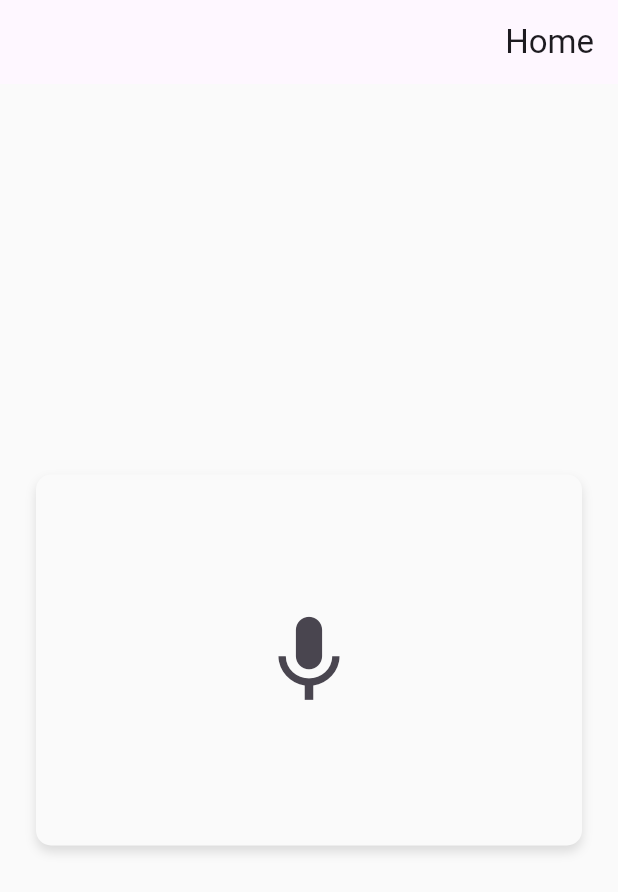
After one commit to iiShahad/mehyay, a Flutter app: the screen it shows once a user with an empty profile is signed in, after a tap on the "mic" icon, on a phone screen of 412 x 824 dp. The commit adds this screen. Shown: the top 892 px of the screen. Run offline on Flutter 3.47's test engine with Material 3 defaults, Android fonts, the phone set to English and light mode, and no system bars; our stand-ins replace cloud_firestore, firebase_auth, firebase_core, flutter_riverpod, fpdart, freezed_annotation and 2 more; accounts and stored records are empty; Roboto replaces fonts that are missing (Tajawal).

Commit message:
feat: implemented router

```diff
--- a/lib/auth/controllers/auth_controller.dart
+++ b/lib/auth/controllers/auth_controller.dart
@@ -1,3 +1,4 @@
+import 'package:firebase_auth/firebase_auth.dart';
 import 'package:flutter/material.dart';
 import 'package:flutter_riverpod/flutter_riverpod.dart';
 import 'package:mehyay/auth/models/user_model.dart';
@@ -11,6 +12,11 @@ final userProvider = StateProvider<UserModel?>((ref) {
 final authControllerProvider = Provider<AuthController>((ref) {
   return AuthController(
       authRepository: ref.watch(authRepositoryProvider), ref: ref);
+});
+
+final authStateChangeProvider = StreamProvider((ref) {
+  final authController = ref.watch(authControllerProvider);
+  return authController.authStateChange;
 });
 
 class AuthController {
@@ -45,6 +51,12 @@ class AuthController {
 
   void nextPage(int pageIndex) {
     authPageController.jumpToPage(pageIndex);
+  }
+
+  Stream<User?> get authStateChange => _authRepository.authStateChanges;
+
+  Future<UserModel> getUserData(String uid) async {
+    return await _authRepository.getUserData(uid);
   }
 
   void signUp(BuildContext context) async {
--- /dev/null
+++ b/lib/home/views/home_view.dart
@@ -0,0 +1,30 @@
+import 'package:flutter/material.dart';
+import 'package:flutter/widgets.dart';
+import 'package:mehyay/core/theme/palette.dart';
+
+class HomeView extends StatelessWidget {
+  const HomeView({super.key});
+
+  @override
+  Widget build(BuildContext context) {
+    return Scaffold(
+      appBar: AppBar(
+        title: const Text("Home"),
+      ),
+      body: Center(
+          child: Container(
+        height: MediaQuery.of(context).size.height * 0.3,
+        margin: const EdgeInsets.all(Palette.lInsets),
+        decoration: BoxDecoration(
+          boxShadow: Palette.boxShadow,
+          color: Palette.background,
+          borderRadius: BorderRadius.circular(10),
+        ),
+        child: Center(
+          child: IconButton(
+              onPressed: () {}, icon: const Icon(Icons.mic, size: 70)),
+        ),
+      )),
+    );
+  }
+}
--- a/lib/main.dart
+++ b/lib/main.dart
@@ -1,10 +1,14 @@
+import 'package:firebase_auth/firebase_auth.dart';
 import 'package:firebase_core/firebase_core.dart';
 import 'package:flutter/material.dart';
 import 'package:flutter_localizations/flutter_localizations.dart';
 import 'package:flutter_riverpod/flutter_riverpod.dart';
+import 'package:mehyay/auth/controllers/auth_controller.dart';
+import 'package:mehyay/auth/models/user_model.dart';
 import 'package:mehyay/auth/views/auth_screen.dart';
 import 'package:mehyay/core/theme/theme_data.dart';
 import 'package:mehyay/firebase_options.dart';
+import 'package:mehyay/router.dart';
 
 void main() async {
   WidgetsFlutterBinding.ensureInitialized();
@@ -14,16 +18,33 @@ void main() async {
   runApp(const ProviderScope(child: MyApp()));
 }
 
-class MyApp extends StatelessWidget {
+class MyApp extends ConsumerStatefulWidget {
   const MyApp({super.key});
 
+  @override
+  ConsumerState<MyApp> createState() => _MyAppState();
+}
+
+class _MyAppState extends ConsumerState<MyApp> {
   // This widget is the root of your application.
+  UserModel? userModel;
+
+  void getData(WidgetRef ref, User data) async {
+    userModel = await ref.watch(authControllerProvider).getUserData(data.uid);
+    ref.read(userProvider.notifier).update((state) => userModel);
+  }
+
   @override
   Widget build(BuildContext context) {
-    return MaterialApp(
+    ref.watch(authStateChangeProvider).whenData((data) {
+      if (data != null) {
+        getData(ref, data);
+      }
+    });
+    return MaterialApp.router(
       title: 'Flutter Demo',
       theme: themeData,
-      home: const AuthScreen(),
+      routerConfig: ref.watch(goRouterProvider),
       localizationsDelegates: const [
         GlobalCupertinoLocalizations.delegate,
         GlobalMaterialLocalizations.delegate,
--- /dev/null
+++ b/lib/router.dart
@@ -0,0 +1,54 @@
+import 'package:flutter/material.dart';
+import 'package:flutter_riverpod/flutter_riverpod.dart';
+import 'package:go_router/go_router.dart';
+import 'package:mehyay/auth/controllers/auth_controller.dart';
+import 'package:mehyay/auth/views/auth_screen.dart';
+import 'package:mehyay/home/views/home_view.dart';
+
+final goRouterProvider = Provider<GoRouter>((ref) {
+  return GoRouter(
+    debugLogDiagnostics: true,
+    initialLocation: "/home",
+    redirect: (context, state) {
+      final userLoggingIn = state.uri.toString() == '/auth';
+      bool userIsLoggedIn = false;
+      ref.watch(authStateChangeProvider).whenData((value) {
+        userIsLoggedIn = value != null;
+      });
+      print(userIsLoggedIn);
+      if (userLoggingIn && userIsLoggedIn) {
+        return '/home';
+      } else if ((!userLoggingIn && !userIsLoggedIn)) {
+        return '/auth';
+      } else {
+        return null;
+      }
+    },
+    routes: [
+      GoRoute(
+        path: '/',
+        pageBuilder: (context, state) {
+          return NoTransitionPage(
+            child: Container(color: Colors.red),
+          );
+        },
+      ),
+      GoRoute(
+        path: '/auth',
+        pageBuilder: (context, state) {
+          return const NoTransitionPage(
+            child: AuthScreen(),
+          );
+        },
+      ),
+      GoRoute(
+        path: '/home',
+        pageBuilder: (context, state) {
+          return const NoTransitionPage(
+            child: HomeView(),
+          );
+        },
+      ),
+    ],
+  );
+});
--- a/pubspec.yaml
+++ b/pubspec.yaml
@@ -45,6 +45,7 @@ dependencies:
   build_runner: ^2.4.8
   json_serializable: ^6.7.1
   google_fonts: ^6.1.0
+  go_router: ^13.2.0
 
 dev_dependencies:
   flutter_test:
```
Also changed, not shown: pubspec.lock.
